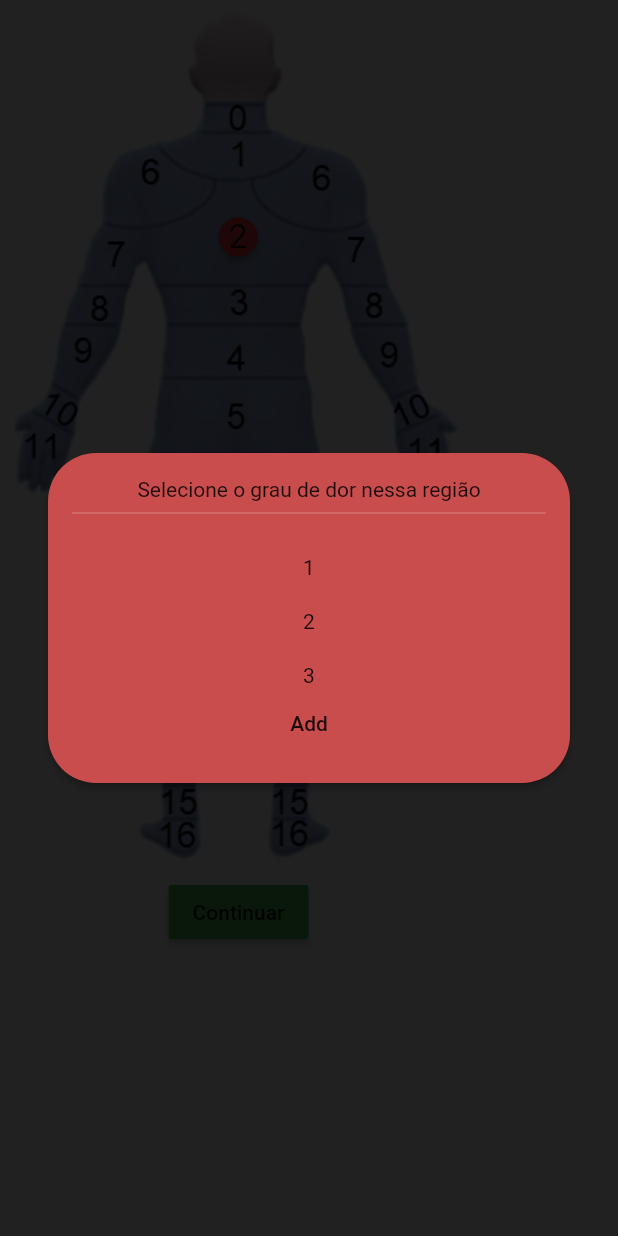
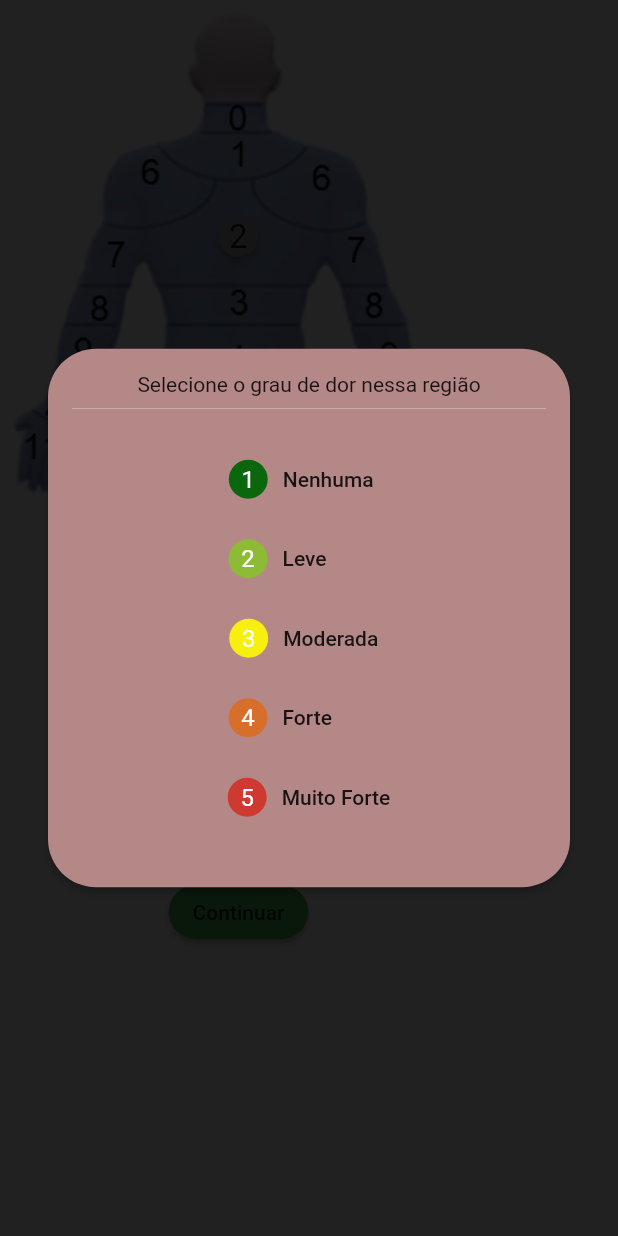
Before and after one commit to lucasjose256/Strong_CoreV1, a Flutter app: the CorpoHumano screen opened directly, after a tap on an icon or button, on a phone screen of 412 x 824 dp. Run offline on Flutter 3.47's test engine with Material 2 defaults, Android fonts, the phone set to English and light mode, and no system bars; our stand-ins replace cloud_firestore, firebase_auth, firebase_core, google_sign_in; missing offline and left inert: expansion_card, firebase_auth_web, firebase_core_web, google_sign_in_web, splash_screen_view; accounts and stored records are empty.

Commit message:
cardDores

```diff
--- a/lib/SCREENS/corpo_humano.dart
+++ b/lib/SCREENS/corpo_humano.dart
@@ -32,6 +32,8 @@ class _CorpoHumanoState extends State<CorpoHumano> {
             },
             color: Colors.green,
             child: Text('Continuar'),
+            shape:
+                RoundedRectangleBorder(borderRadius: BorderRadius.circular(50)),
           )
         ],
       ),
--- a/lib/SCREENS/provisoria.dart
+++ b/lib/SCREENS/provisoria.dart
@@ -5,13 +5,17 @@ class Provisoria extends StatelessWidget {
 
   @override
   Widget build(BuildContext context) {
-    return Container(
+    return Column(
+      children: [
+        Container(
           height: 100,
           width: 100,
           color: Colors.blue,
           child: Text(
             'Selecione o grau da dor',
           ),
+        ),
+      ],
     );
   }
 }
--- a/lib/main.dart
+++ b/lib/main.dart
@@ -10,6 +10,7 @@ import 'package:strong_core/SCREENS/corpo_humano.dart';
 import 'package:strong_core/SCREENS/questions.dart';
 import 'package:strong_core/SCREENS/screen_semanas.dart';
 import 'package:strong_core/SCREENS/sing_up_Page.dart';
+import 'package:strong_core/style/add_pop_up_card.dart';
 
 import 'API/google_sign_in.dart';
 
--- a/lib/style/add_pop_up_card.dart
+++ b/lib/style/add_pop_up_card.dart
@@ -1,4 +1,5 @@
 import 'package:flutter/material.dart';
+import 'package:provider/provider.dart';
 
 import 'package:strong_core/style/custom_rect_tween.dart';
 
@@ -11,14 +12,22 @@ import 'hero_dialog_route.dart';
 ///
 /// Uses a [Hero] with tag [_heroAddTodo].
 /// {@endtemplate}
-class AddTodoButton extends StatelessWidget {
+class AddTodoButton extends StatefulWidget {
   /// {@macro add_todo_button}
   ///
+
   final String? number;
   const AddTodoButton(this.number);
 
   @override
+  State<AddTodoButton> createState() => _AddTodoButtonState();
+}
+
+class _AddTodoButtonState extends State<AddTodoButton> {
+  @override
   Widget build(BuildContext context) {
+    //Color? newButtunColor = Provider.of<newColorForCard>(context).color;
+    //  bool flag = false;
     return Padding(
         padding: const EdgeInsets.all(8.0),
         child: GestureDetector(
@@ -26,24 +35,25 @@ class AddTodoButton extends StatelessWidget {
             Navigator.of(context).push(HeroDialogRoute(
                 builder: (context) {
                   return AddTodoPopupCard(
-                  nome: number,
+                    nome: widget.number,
                   );
                 },
                 settings: RouteSettings(arguments: null, name: null)));
           },
           child: Hero(
-          tag: _heroAddTodo + '$number',
+            tag: _heroAddTodo + '${widget.number}',
             createRectTween: (begin, end) {
               return CustomRectTween(begin: begin!, end: end!);
             },
             child: Material(
-            color: Color.fromARGB(255, 236, 55, 55),
+              color: // Provider.of<newColorForCard>(context).colortr
+                  true ? Colors.grey : Colors.pink,
               elevation: 2,
               shape: CircleBorder(),
               child: Padding(
                 padding: const EdgeInsets.all(7.0),
                 child: Text(
-                number!,
+                  widget.number!,
                   textAlign: TextAlign.center,
                   style: TextStyle(
                     fontSize: 22,
@@ -52,8 +62,7 @@ class AddTodoButton extends StatelessWidget {
               ),
             ),
           ),
-      ),
-    );
+        ));
   }
 }
 
@@ -82,39 +91,49 @@ class AddTodoPopupCard extends StatelessWidget {
             return CustomRectTween(begin: begin!, end: end!);
           },
           child: Material(
-            color: Color.fromARGB(255, 202, 77, 77),
+            color: Color.fromRGBO(181, 136, 136, 1),
             elevation: 2,
             shape:
                 RoundedRectangleBorder(borderRadius: BorderRadius.circular(32)),
             child: SingleChildScrollView(
+              scrollDirection: Axis.vertical,
               child: Padding(
                 padding: const EdgeInsets.all(16.0),
-                child: Column(
-                  mainAxisSize: MainAxisSize.min,
-                  children: [
+                child: Column(mainAxisSize: MainAxisSize.min, children: [
                   const Text('Selecione o grau de dor nessa região'),
                   const Divider(
                     color: Colors.white,
                     thickness: 0.2,
                   ),
-                    const SizedBox(
+                  SizedBox(
+                    height: 15,
+                  ),
+                  MarcarRegiao('1', 'Nenhuma   ',
+                      const Color.fromARGB(255, 11, 103, 14), context),
+                  SizedBox(
+                    height: 5,
+                  ),
+                  MarcarRegiao('2', 'Leve            ',
+                      Color.fromARGB(185, 126, 206, 21), context),
+                  SizedBox(
+                    height: 5,
+                  ),
+                  MarcarRegiao('3', 'Moderada  ',
+                      Color.fromARGB(255, 247, 239, 15), context),
+                  SizedBox(
+                    height: 5,
+                  ),
+                  MarcarRegiao('4', 'Forte           ',
+                      Color.fromARGB(184, 230, 100, 8), context),
+                  SizedBox(
+                    height: 5,
+                  ),
+                  MarcarRegiao('5', 'Muito Forte',
+                      Color.fromARGB(184, 215, 26, 16), context),
+                  SizedBox(
                     height: 20,
                   ),
-                    const Text('1'),
-                    const SizedBox(
-                      height: 20,
-                    ),
-                    const Text('2'),
-                    const SizedBox(
-                      height: 20,
-                    ),
-                    const Text('3'),
-                    MaterialButton(
-                      onPressed: () {},
-                      child: const Text('Add'),
-                    ),
-                  ],
-                ),
+                ]),
               ),
             ),
           ),
@@ -122,4 +141,50 @@ class AddTodoPopupCard extends StatelessWidget {
       ),
     );
   }
+
+  MaterialButton MarcarRegiao(
+      String num, String nome, Color color, BuildContext context) {
+    return MaterialButton(
+      child: SingleChildScrollView(
+        scrollDirection: Axis.horizontal,
+        child: Row(
+          mainAxisSize: MainAxisSize.max,
+          //crossAxisAlignment: CrossAxisAlignment.baseline,
+          mainAxisAlignment: MainAxisAlignment.spaceBetween,
+          children: [
+            CircleAvatar(
+              radius: 13,
+              backgroundColor: color,
+              child: Text(
+                num,
+                style: TextStyle(color: Colors.white),
+              ),
+            ),
+            SizedBox(
+              width: 10,
+            ),
+            Text(
+              nome,
+            ),
+          ],
+        ),
+      ),
+      onPressed: () {
+        //   Provider.of<newColorForCard>(context, listen: false).changeColor(false);
+        Navigator.of(context).pop();
+        //Mandar para o servidor
+      },
+    );
   }
+}
+
+class newColorForCard extends ChangeNotifier {
+  bool color = true;
+  // Color get _color =>
+  // //newColorForCard(this.color);
+
+  void changeColor(bool newColor) {
+    color = newColor;
+    notifyListeners();
+  }
+}
```
Also changed, not shown: lib/SCREENS/screen_semanas.dart (+45 -2 lines), lib/MODELS/model_pop_up_card.dart (added). Lines whose indentation alone changed are shown as unchanged.
